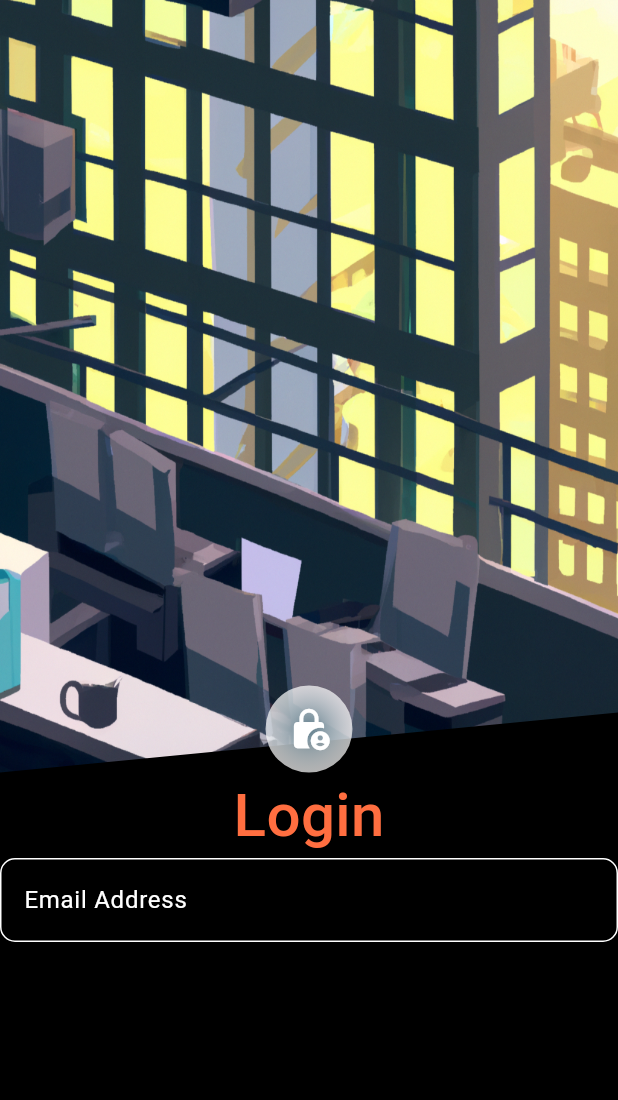
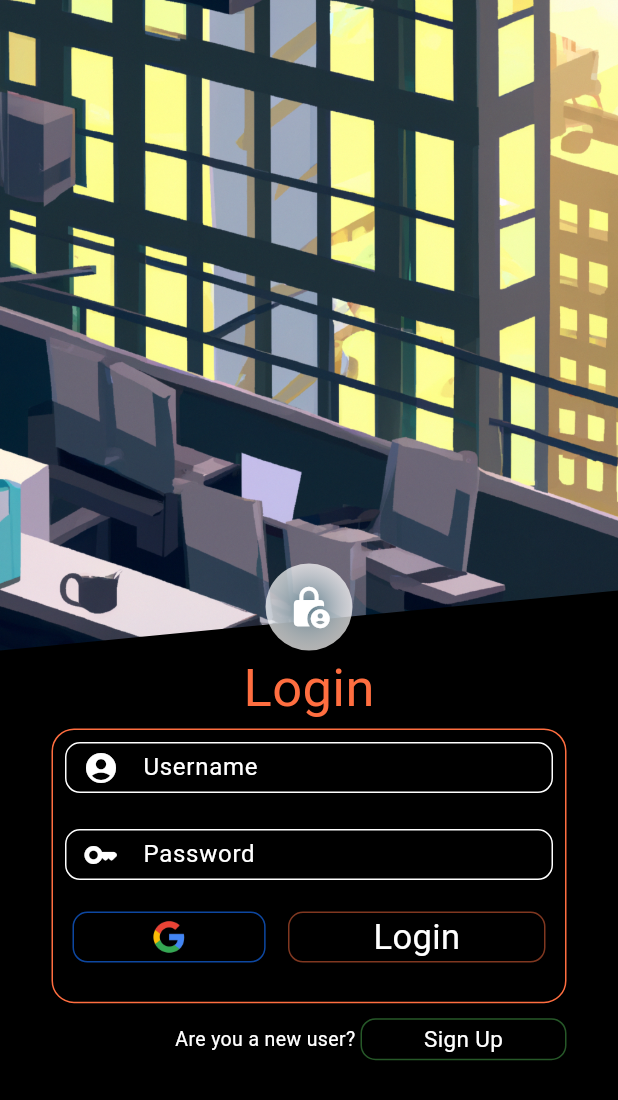
Before and after one commit to Saran-Kaanth/my_mentor, a Flutter app: the screen it shows after launch, on a phone screen of 412 x 824 dp. Shown: the top 1100 px of the screen. Run offline on Flutter 3.47's test engine with Material 2 defaults, Android fonts, the phone set to English and light mode, and no system bars; our stand-ins replace firebase_auth, firebase_core, flutter_bloc, google_fonts; accounts and stored records are empty.

Commit message:
seond commit

```diff
--- /dev/null
+++ b/lib/blocs/authBloc/auth_event.dart
@@ -0,0 +1,18 @@
+part of 'auth_bloc.dart';
+
+abstract class AuthEvent {
+  // @override
+  // List<Object?> get props => [];
+}
+
+class AuthSignUpEmailPasswordEvent extends AuthEvent {
+  final String email;
+  final String password;
+  AuthSignUpEmailPasswordEvent(this.email, this.password);
+}
+
+class AuthDataSubmittedEvent extends AuthEvent {
+  final String email;
+  final String password;
+  AuthDataSubmittedEvent(this.email, this.password);
+}
--- /dev/null
+++ b/lib/data/repositories/auth_repository.dart
@@ -0,0 +1,36 @@
+import 'package:firebase_auth/firebase_auth.dart';
+// import 'package:my_mentor/blocs/authBloc/auth_bloc.dart';
+
+class AuthRepository {
+  final _firebaseAuth = FirebaseAuth.instance;
+
+  Future<void> signUpWithEmailPassword(
+      {required String email, required String password}) async {
+    print("repo in");
+    try {
+      _firebaseAuth.createUserWithEmailAndPassword(
+          email: email, password: password);
+      // _firebaseAuth.signInWithEmailAndPassword(email: , password: password)
+      // print(_firebaseAuth.currentUser!.email);
+    } on FirebaseAuthException catch (e) {
+      if (e.code == "weak-password") {
+        throw Exception("The password is weak");
+      } else if (e.code == "email-already-in-use") {
+        throw Exception("Email is already in use!");
+      }
+    } catch (e) {
+      throw Exception(e.toString());
+    }
+  }
+
+  Future<String> AuthDataModulation({required email, required password}) async {
+    print("Repo In");
+    print(email);
+    print(password);
+    if (email.toString().isEmpty || password.toString().isEmpty) {
+      return "Failed";
+    } else {
+      return "Success";
+    }
+  }
+}
--- /dev/null
+++ b/lib/screens/home_screen.dart
@@ -0,0 +1,44 @@
+import 'package:firebase_auth/firebase_auth.dart';
+import 'package:flutter/cupertino.dart';
+import 'package:flutter/material.dart';
+
+class HomeScreen extends StatelessWidget {
+  final User user = FirebaseAuth.instance.currentUser!;
+  @override
+  Widget build(BuildContext context) {
+    // FirebaseAuth userInstance = FirebaseAuth.instance;
+    // User? user = userInstance.currentUser;
+    // User? _currentUser = getCurrentUser();
+    // String? userEmail = user.email;
+    // print(userEmail);
+    return Scaffold(
+      body: SafeArea(
+        child: Center(
+            child: Column(
+          children: [
+            Text(
+              user.email.toString(),
+              style: TextStyle(color: Colors.deepOrangeAccent),
+            ),
+            SizedBox(
+              height: 10,
+            ),
+            CupertinoButton(
+                child: Text(
+                  "Sign out",
+                  style: TextStyle(color: Colors.white),
+                ),
+                onPressed: () {
+                  FirebaseAuth.instance.signOut();
+                })
+          ],
+        )),
+      ),
+    );
+  }
+}
+
+Future<User?> getCurrentUser() async {
+  User? user = await FirebaseAuth.instance.currentUser;
+  return user;
+}
--- /dev/null
+++ b/lib/screens/login_screen.dart
@@ -0,0 +1,337 @@
+import 'package:flutter/material.dart';
+// import 'package:flutter_custom_clippers/flutter_custom_clippers.dart';
+import 'package:google_fonts/google_fonts.dart';
+
+class LoginScreen extends StatelessWidget {
+  @override
+  Widget build(BuildContext context) {
+    Size size = MediaQuery.of(context).size;
+    return Scaffold(
+        // appBar: AppBar(
+        //   title: Text("Welcome"),
+        //   centerTitle: true,
+        // ),
+        body: SafeArea(
+            child: SingleChildScrollView(
+      child: Column(
+        mainAxisSize: MainAxisSize.min,
+        // mainAxisAlignment: MainAxisAlignment.end,
+        // crossAxisAlignment: CrossAxisAlignment.center,
+        // mainAxisAlignment: MainAxisAlignment.spaceEvenly,
+        // crossAxisAlignment: CrossAxisAlignment.start,
+        children: [
+          Flex(
+            direction: Axis.vertical,
+            children: [
+              Stack(
+                alignment: Alignment.bottomCenter,
+                children: [
+                  ClipPath(
+                      // clipBehavior: Clip.antiAliasWithSaveLayer,
+                      clipper: CustomDiagonalClipper(),
+                      child: Container(
+                        height: MediaQuery.of(context).size.height / 1.9,
+                        width: MediaQuery.of(context).size.width,
+                        child: Image.asset(
+                          "assets/images/office_animated.png",
+                          fit: BoxFit.fill,
+                        ),
+                      )),
+                  Container(
+                    padding: EdgeInsets.all(14),
+                    decoration: BoxDecoration(
+                        borderRadius: BorderRadius.circular(30),
+                        gradient: RadialGradient(
+                            colors: [Colors.blueGrey, Colors.white70])),
+                    // width: 50,
+                    // height: 50,
+                    // alignment: Alignment.bottomCenter,
+                    // padding:
+                    // EdgeInsets.all(MediaQuery.of(context).size.height / 3),
+                    child: SizedBox(
+                        child: Icon(
+                      Icons.lock_person,
+                      color: Colors.white,
+                      size: 30,
+                    )),
+                  )
+                ],
+              )
+            ],
+          ),
+
+          // decoration: BoxDecoration(
+          //     gradient: LinearGradient(colors: [
+          //   Colors.indigo.shade200,
+          //   Colors.yellowAccent.shade100,
+          //   Colors.grey.shade700
+          // ])),
+          Flexible(
+            child: Container(
+              // color: Colors.amber,
+              child: Row(
+                mainAxisAlignment: MainAxisAlignment.center,
+                children: [
+                  Text(
+                    "Login",
+                    style: GoogleFonts.mavenPro(
+                        fontSize: 35,
+                        color: Colors.deepOrangeAccent,
+                        fontWeight: FontWeight.w400),
+                  ),
+                ],
+              ),
+            ),
+          ),
+          SizedBox(
+            height: 2,
+          ),
+          Flexible(
+              child: SizedBox(
+            height: size.height / 4.5,
+            child: Container(
+              height: MediaQuery.of(context).size.height / 4.5,
+              width: MediaQuery.of(context).size.width / 1.2,
+              decoration: BoxDecoration(
+                  border: Border.all(color: Colors.deepOrangeAccent),
+                  borderRadius: BorderRadius.circular(15)),
+              child: Column(
+                mainAxisSize: MainAxisSize.min,
+                // crossAxisAlignment: CrossAxisAlignment.center,
+                mainAxisAlignment: MainAxisAlignment.start,
+                children: [
+                  SizedBox(
+                    height: 50,
+                    child: Container(
+                      alignment: Alignment.center,
+                      padding: EdgeInsets.all(8),
+                      child: TextField(
+                        // textAlign: TextAlign.center,
+                        // textAlignVertical: TextAlignVertical.top,
+                        style: TextStyle(color: Colors.amber),
+                        decoration: InputDecoration(
+                            prefixIcon: Icon(Icons.account_circle_rounded),
+                            contentPadding: EdgeInsets.only(bottom: 2, left: 5),
+                            hintText: "Username",
+                            border: OutlineInputBorder(
+                                borderRadius: BorderRadius.circular(10),
+                                borderSide: BorderSide(
+                                    color: Colors.lightGreenAccent))),
+                      ),
+                    ),
+                  ),
+                  SizedBox(
+                    height: 8,
+                  ),
+                  SizedBox(
+                    height: 50,
+                    child: Container(
+                      alignment: Alignment.center,
+                      padding: EdgeInsets.all(8),
+                      child: TextField(
+                        // textAlign: TextAlign.center,
+                        // textAlignVertical: TextAlignVertical.top,
+                        style: TextStyle(color: Colors.amber),
+                        decoration: InputDecoration(
+                            prefixIcon: Icon(Icons.key_rounded),
+                            contentPadding: EdgeInsets.only(bottom: 2, left: 5),
+                            hintText: "Password",
+                            border: OutlineInputBorder(
+                                borderRadius: BorderRadius.circular(10),
+                                borderSide: BorderSide(
+                                    color: Colors.lightGreenAccent))),
+                      ),
+                    ),
+                  ),
+                  SizedBox(
+                    height: 60,
+                    child: Container(
+                      padding: EdgeInsets.all(13),
+                      child: Row(
+                        mainAxisAlignment: MainAxisAlignment.spaceBetween,
+                        children: [
+                          Container(
+                            // padding: EdgeInsets.all(),
+                            width: MediaQuery.of(context).size.width / 3.2,
+                            // height: MediaQuery.of(context).size.width / 7,
+                            decoration: BoxDecoration(
+                                // color: Colors.deepOrangeAccent,
+                                border: Border.all(color: Colors.blue.shade900),
+                                // gradient: LinearGradient(colors: [
+                                //   Colors.white,
+                                //   Colors.indigo.shade400
+                                // ]),
+                                borderRadius: BorderRadius.circular(10)),
+                            child: InkWell(
+                              highlightColor: Colors.blueGrey.withOpacity(1),
+                              // splashColor: Colors.deepOrangeAccent.shade700,
+                              splashColor: Colors.blueGrey,
+                              onTap: () {},
+                              // customBorder: Border.all(color: Colors.amber),
+                              borderRadius: BorderRadius.circular(10),
+                              child: Container(
+                                alignment: Alignment.center,
+                                child: Row(
+                                  mainAxisAlignment: MainAxisAlignment.center,
+                                  children: [
+                                    Image.asset("assets/images/google.png"),
+                                    // Text(
+                                    //   // "Google",""
+                                    //   "",
+                                    //   style: GoogleFonts.mavenPro(
+                                    //       color: Colors.white,
+                                    //       // fontWeight: FontWeight.w400,
+                                    //       fontSize: 20),
+                                    // ),
+                                  ],
+                                ),
+                              ),
+                            ),
+                          ),
+                          Container(
+                            width: MediaQuery.of(context).size.width / 2.4,
+                            // height: MediaQuery.of(context).size.width / 7,
+                            decoration: BoxDecoration(
+                                // color: Colors.deepOrangeAccent,
+                                border: Border.all(
+                                    color: Colors.deepOrangeAccent
+                                        .withOpacity(0.5)),
+                                // gradient: LinearGradient(colors: [
+                                //   Colors.white,
+                                //   Colors.indigo.shade400
+                                // ]),
+                                borderRadius: BorderRadius.circular(10)),
+                            child: InkWell(
+                              highlightColor:
+                                  Colors.deepOrangeAccent.withOpacity(1),
+                              // splashColor: Colors.deepOrangeAccent.shade700,
+                              splashColor: Colors.deepOrangeAccent,
+                              onTap: () {},
+                              // customBorder: Border.all(color: Colors.amber),
+                              borderRadius: BorderRadius.circular(10),
+                              child: Container(
+                                alignment: Alignment.center,
+                                child:
+                                    // mainAxisSize: MainAxisSize.min,
+
+                                    Text(
+                                  "Login",
+                                  style: GoogleFonts.mavenPro(
+                                      color: Colors.white,
+                                      // fontWeight: FontWeight.w400,
+                                      fontSize: 23),
+                                ),
+                                // Icon(
+                                //   Icons.arrow_forward_ios_rounded,
+                                //   size: 20,
+                                // ),
+                              ),
+                            ),
+                          ),
+                        ],
+                      ),
+                    ),
+                  ),
+                ],
+              ),
+            ),
+          )),
+          SizedBox(
+            height: 10,
+          ),
+          SizedBox(
+            height: 28,
+            child: Container(
+              alignment: Alignment.topLeft,
+              width: size.width / 1.2,
+              height: size.height / 1.1,
+              // padding: EdgeInsets.all(size.width / 5),
+              // color: Colors.blue,
+              child: Row(
+                mainAxisAlignment: MainAxisAlignment.end,
+                children: [
+                  Text(
+                    "Are you a new user? ",
+                    style:
+                        GoogleFonts.mavenPro(color: Colors.white, fontSize: 13),
+                  ),
+                  Container(
+                    width: MediaQuery.of(context).size.width / 3,
+
+                    // height: MediaQuery.of(context).size.width / 7,
+                    decoration: BoxDecoration(
+                        // color: Colors.deepOrangeAccent,
+                        border:
+                            Border.all(color: Colors.green.withOpacity(0.5)),
+                        // gradient: LinearGradient(colors: [
+                        //   Colors.white,
+                        //   Colors.indigo.shade400
+                        // ]),
+                        borderRadius: BorderRadius.circular(10)),
+                    child: InkWell(
+                      highlightColor: Colors.green.withOpacity(1),
+                      // splashColor: Colors.deepOrangeAccent.shade700,
+                      splashColor: Colors.green.shade700,
+                      onTap: () {
+                        Navigator.pushNamed(context, "signup");
+                      },
+                      // customBorder: Border.all(color: Colors.amber),
+                      borderRadius: BorderRadius.circular(10),
+                      child: Container(
+                        alignment: Alignment.center,
+                        child:
+                            // mainAxisSize: MainAxisSize.min,
+
+                            Text(
+                          "Sign Up",
+                          style: GoogleFonts.mavenPro(
+                              color: Colors.white,
+                              // fontWeight: FontWeight.w400,
+                              fontSize: 15),
+                        ),
+                        // Icon(
+                        //   Icons.arrow_forward_ios_rounded,
+                        //   size: 20,
+                        // ),
+                      ),
+                    ),
+                  ),
+                ],
+              ),
+            ),
+          )
+        ],
+      ),
+    )));
+  }
+}
+
+class CustomDiagonalClipper extends CustomClipper<Path> {
+  @override
+  Path getClip(Size size) {
+    final path = Path()
+      ..lineTo(0.0, size.height)
+      ..lineTo(size.width, size.height - 40)
+      ..lineTo(size.width, 0.0)
+      ..close();
+    return path;
+  }
+
+  @override
+  bool shouldReclip(CustomClipper<Path> oldClipper) {
+    return true;
+  }
+}
+
+// class CustomClipPath extends CustomClipper<Path> {
+//   @override
+//   Path getClip(Size size) {
+//     double w = size.width;
+//     double h = size.height;
+
+//     final path = Path();
+
+//     path.lineTo(0, h);
+//     path.
+//   }
+// }
--- a/lib/screens/start_screen.dart
+++ /dev/null
@@ -1,136 +0,0 @@
-import 'package:flutter/material.dart';
-// import 'package:flutter_custom_clippers/flutter_custom_clippers.dart';
-import 'package:google_fonts/google_fonts.dart';
-
-class StartScreen extends StatelessWidget {
-  @override
-  Widget build(BuildContext context) {
-    return Scaffold(
-        // appBar: AppBar(
-        //   title: Text("Welcome"),
-        //   centerTitle: true,
-        // ),
-        body: SafeArea(
-            child: SingleChildScrollView(
-      child: Column(
-        mainAxisSize: MainAxisSize.min,
-        // mainAxisAlignment: MainAxisAlignment.end,
-        // crossAxisAlignment: CrossAxisAlignment.center,
-        // mainAxisAlignment: MainAxisAlignment.spaceEvenly,
-        // crossAxisAlignment: CrossAxisAlignment.start,
-        children: [
-          Flex(
-            direction: Axis.vertical,
-            children: [
-              Stack(
-                alignment: Alignment.bottomCenter,
-                children: [
-                  ClipPath(
-                      // clipBehavior: Clip.antiAliasWithSaveLayer,
-                      clipper: CustomDiagonalClipper(),
-                      child: Container(
-                        height: MediaQuery.of(context).size.height / 1.6,
-                        width: MediaQuery.of(context).size.width,
-                        child: Image.asset(
-                          "assets/images/office_animated.png",
-                          fit: BoxFit.fill,
-                        ),
-                      )),
-                  Container(
-                    padding: EdgeInsets.all(14),
-                    decoration: BoxDecoration(
-                        borderRadius: BorderRadius.circular(30),
-                        gradient: RadialGradient(
-                            colors: [Colors.blueGrey, Colors.white70])),
-                    // width: 50,
-                    // height: 50,
-                    // alignment: Alignment.bottomCenter,
-                    // padding:
-                    // EdgeInsets.all(MediaQuery.of(context).size.height / 3),
-                    child: SizedBox(
-                        child: Icon(
-                      Icons.lock_person,
-                      color: Colors.white,
-                      size: 30,
-                    )),
-                  )
-                ],
-              )
-            ],
-          ),
-
-          // decoration: BoxDecoration(
-          //     gradient: LinearGradient(colors: [
-          //   Colors.indigo.shade200,
-          //   Colors.yellowAccent.shade100,
-          //   Colors.grey.shade700
-          // ])),
-          Flexible(
-            child: Container(
-              // color: Colors.amber,
-              child: Row(
-                mainAxisAlignment: MainAxisAlignment.center,
-                children: [
-                  Text(
-                    "Login",
-                    style: GoogleFonts.mavenPro(
-                        fontSize: 40,
-                        color: Colors.deepOrangeAccent,
-                        fontWeight: FontWeight.w500),
-                  ),
-                ],
-              ),
-            ),
-          ),
-          Flexible(
-              child: Container(
-            // width: MediaQuery.of(context).size.width / 1.2,
-            // padding: EdgeInsets.all(MediaQuery.of(context).size.width),
-            child: Column(
-              children: [
-                TextField(
-                    // style: TextStyle(height: 0.1),
-                    keyboardType: TextInputType.emailAddress,
-                    decoration: InputDecoration(
-                      hintText: "Email Address",
-                      border: OutlineInputBorder(
-                          borderRadius: BorderRadius.all(Radius.circular(10))),
-                    ))
-              ],
-            ),
-          ))
-        ],
-      ),
-    )));
-  }
-}
-
-class CustomDiagonalClipper extends CustomClipper<Path> {
-  @override
-  Path getClip(Size size) {
-    final path = Path()
-      ..lineTo(0.0, size.height)
-      ..lineTo(size.width, size.height - 40)
-      ..lineTo(size.width, 0.0)
-      ..close();
-    return path;
-  }
-
-  @override
-  bool shouldReclip(CustomClipper<Path> oldClipper) {
-    return true;
-  }
-}
-
-// class CustomClipPath extends CustomClipper<Path> {
-//   @override
-//   Path getClip(Size size) {
-//     double w = size.width;
-//     double h = size.height;
-
-//     final path = Path();
-
-//     path.lineTo(0, h);
-//     path.
-//   }
-// }
--- a/pubspec.yaml
+++ b/pubspec.yaml
@@ -42,6 +42,8 @@ dependencies:
   google_fonts: ^5.1.0
   diagonal: ^2.0.0-nullsafety.1
   flutter_custom_clippers: ^2.1.0
+  equatable: ^2.0.5
+  email_validator: ^2.1.17
 
 dev_dependencies:
   flutter_test:
```
Also changed, not shown: lib/blocs/authBloc/auth_bloc.dart (added, +46 -0 lines), lib/blocs/authBloc/auth_state.dart (added, +26 -0 lines), lib/main.dart (+32 -8 lines), lib/screens/signup_screen.dart (added, +63 -0 lines), assets/images/google.png (added), pubspec.lock.
